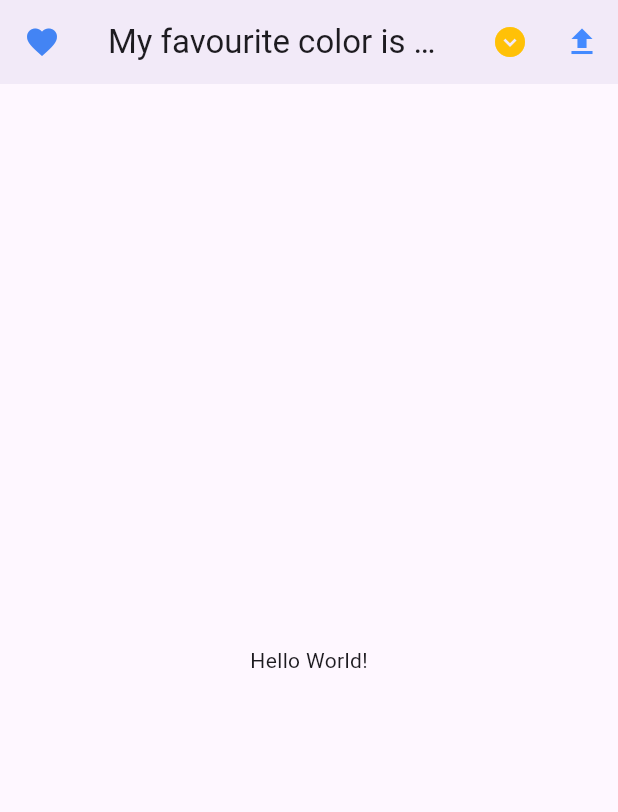
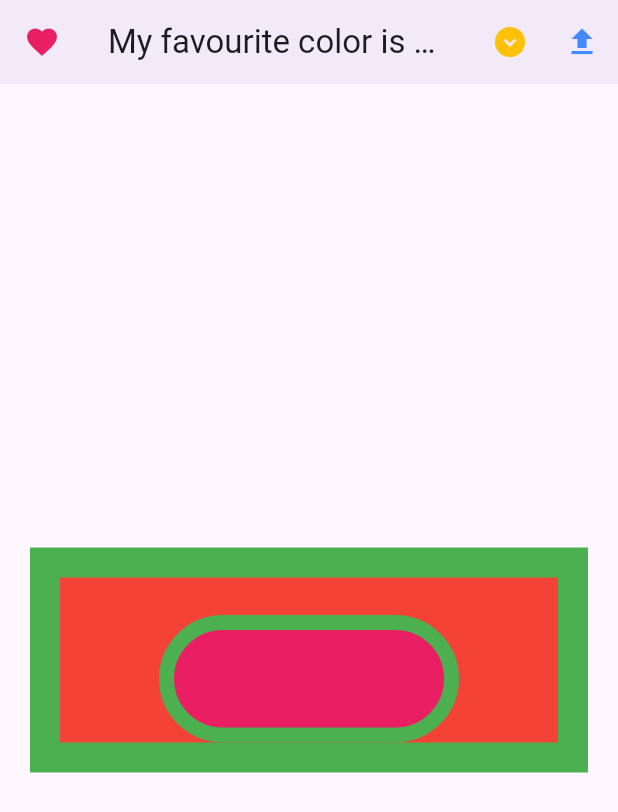
Before and after one commit to aishat170/app_bar, a Flutter app: the screen it shows after launch, on a phone screen of 412 x 824 dp. Shown: the top 812 px of the screen. Run offline on Flutter 3.47's test engine with Material 3 defaults, Android fonts, the phone set to English and light mode, and no system bars.

Commit message:
Assignment 11

```diff
--- a/lib/main.dart
+++ b/lib/main.dart
@@ -12,27 +12,50 @@ class MainApp extends StatelessWidget {
     return MaterialApp(
       home: Scaffold(
         appBar: AppBar(
-          elevation : 3,
-          title : Text("My favourite color is Blue"),
-          leading : Icon(
+          elevation: 3,
+          title: const Text("My favourite color is Blue"),
+          leading: const Icon(
             Icons.favorite,
-            color: const Color.fromARGB(255, 67, 132, 244),
+            color: Colors.pink,
             size: 24.0,
-            semanticLabel: 'Text to announce in acessibility moles',
+            semanticLabel: 'Favorite icon',
           ),
           actions: [
             IconButton(
-              onPressed : () {},
-              icon : Icon(Icons.expand_circle_down, color: Colors.amber),
+              onPressed: () {},
+              icon: const Icon(Icons.expand_circle_down, color: Colors.amber),
             ),
             IconButton(
-              onPressed : () {},
-              icon : Icon(Icons.upload, color: Colors.blueAccent),
+              onPressed: () {},
+              icon: const Icon(Icons.upload, color: Colors.blueAccent),
             ),
           ],
         ),
         body: Center(
-          child: Text('Hello World!'),
+          child: Container(
+            width: double.infinity,
+            height: 150,
+            color: Colors.green,
+            margin: const EdgeInsets.symmetric(horizontal: 20),
+            padding: const EdgeInsets.all(20),
+            child: Container(
+              width: 300,
+              height: 100,
+              color: Colors.red,
+              padding: const EdgeInsets.only(top: 25),
+              child: Center(
+                child: Container(
+                  width: 200,
+                  height: 200,
+                  decoration: BoxDecoration(
+                    color: Colors.pink,
+                    border: Border.all(color: Colors.green, width: 10),
+                    borderRadius: BorderRadius.circular(100),
+                  ),
+                ),
+              ),
+            ),
+          ),
         ),
       ),
     );
```
